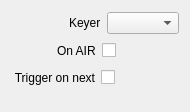
First picture: the form in src/Widgets/Inspector/Atem/InspectorAtemKeyerStateWidget.ui, repository CasparCG/client, before the edit.
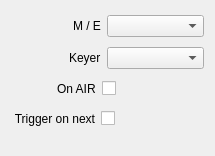
Second picture: the form after the edit.

The edit to the form file:
```diff
--- a/src/Widgets/Inspector/Atem/InspectorAtemKeyerStateWidget.ui
+++ b/src/Widgets/Inspector/Atem/InspectorAtemKeyerStateWidget.ui
@@ -6,8 +6,8 @@
    <rect>
     <x>0</x>
     <y>0</y>
-    <width>187</width>
-    <height>112</height>
+    <width>215</width>
+    <height>156</height>
    </rect>
   </property>
   <property name="sizePolicy">
@@ -17,6 +17,43 @@
    </sizepolicy>
   </property>
   <layout class="QVBoxLayout" name="verticalLayout">
+   <item>
+    <layout class="QHBoxLayout" name="horizontalLayoutMixerStep">
+     <item>
+      <spacer name="horizontalSpacerMixerStep">
+       <property name="orientation">
+        <enum>Qt::Horizontal</enum>
+       </property>
+       <property name="sizeType">
+        <enum>QSizePolicy::Fixed</enum>
+       </property>
+       <property name="sizeHint" stdset="0">
+        <size>
+         <width>62</width>
+         <height>20</height>
+        </size>
+       </property>
+      </spacer>
+     </item>
+     <item>
+      <widget class="QLabel" name="labelMixerStep">
+       <property name="text">
+        <string>M / E</string>
+       </property>
+      </widget>
+     </item>
+     <item>
+      <widget class="QComboBox" name="comboBoxMixerStep">
+       <property name="sizePolicy">
+        <sizepolicy hsizetype="Expanding" vsizetype="Fixed">
+         <horstretch>0</horstretch>
+         <verstretch>0</verstretch>
+        </sizepolicy>
+       </property>
+      </widget>
+     </item>
+    </layout>
+   </item>
    <item>
     <layout class="QHBoxLayout" name="horizontalLayoutKeyer">
      <item>
```
Left out of the diff: 31 changed lines with no effect on the pictures.
